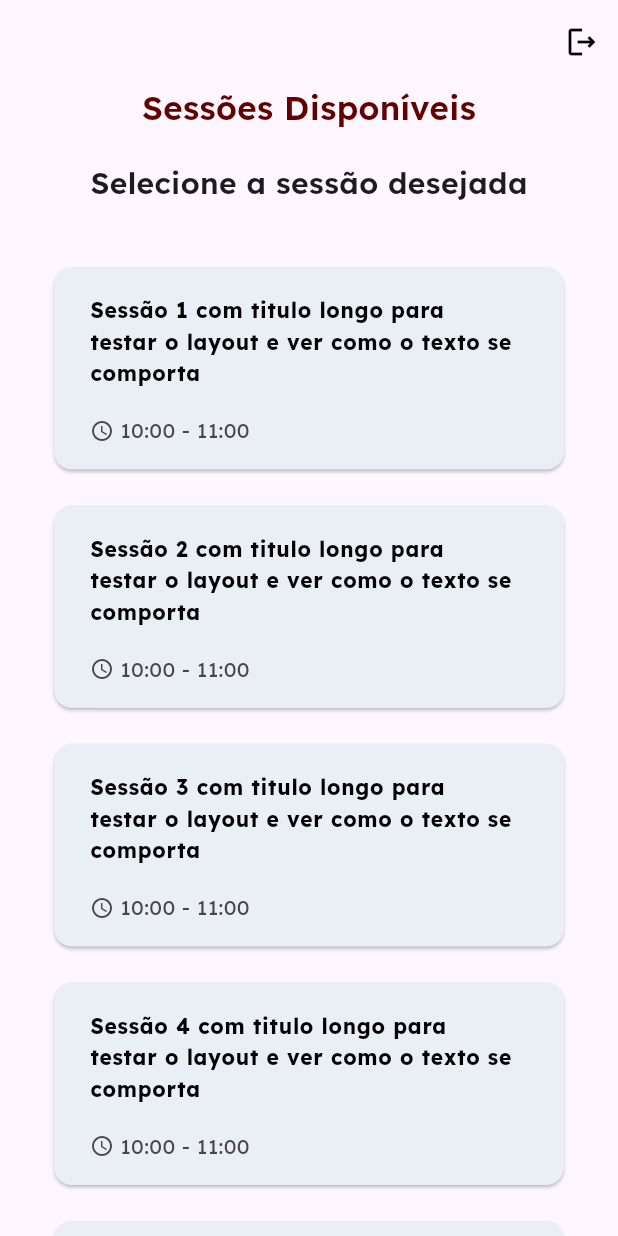
After one commit to digiupme/events-felucia-mobile, a Flutter app: the SessionsScreen screen opened by its route, on a phone screen of 412 x 824 dp. The commit adds this screen. Run offline on Flutter 3.47's test engine with Material 3 defaults, Android fonts, the phone set to English and light mode, and no system bars; our stand-ins replace email_validator, equatable, flutter_bloc, go_router, google_fonts.

Commit message:
add sessions and icons

```diff
--- a/lib/app.dart
+++ b/lib/app.dart
@@ -11,7 +11,7 @@ class App extends StatelessWidget {
     return MaterialApp.router(
       title: 'Event Check-in',
       debugShowCheckedModeBanner: false,
-      theme: ThemeData(textTheme: GoogleFonts.nunitoTextTheme()),
+      theme: ThemeData(textTheme: GoogleFonts.lexendTextTheme()),
       routerConfig: createRouter(),
     );
   }
--- a/lib/core/router/routes.dart
+++ b/lib/core/router/routes.dart
@@ -1,3 +1,4 @@
+import 'package:event_checkin/features/sessions/presentation/sessions_screen.dart';
 import 'package:flutter_bloc/flutter_bloc.dart';
 import 'package:go_router/go_router.dart';
 
@@ -16,6 +17,7 @@ final GoRouter _router = GoRouter(
         child: const LoginScreen(),
       ),
     ),
+    GoRoute(path: sessionsRoute, builder: (context, state) => SessionsScreen()),
   ],
 );
 
--- a/lib/features/login/presentation/login_screen.dart
+++ b/lib/features/login/presentation/login_screen.dart
@@ -67,6 +67,7 @@ class _LoginScreenState extends State<LoginScreen> {
                         controller: _emailController,
                         keyboardType: TextInputType.emailAddress,
                         textInputAction: TextInputAction.next,
+                        cursorColor: Colors.black,
                         decoration: InputDecoration(
                           labelText: 'Email',
                           labelStyle: TextStyle(color: Colors.black),
@@ -88,6 +89,7 @@ class _LoginScreenState extends State<LoginScreen> {
                         obscureText: _obscurePassword,
                         textInputAction: TextInputAction.done,
                         onSubmitted: (_) => _submit(context),
+                        cursorColor: Colors.black,
                         decoration: InputDecoration(
                           labelText: 'Palavra-passe',
                           labelStyle: TextStyle(color: Colors.black),
--- /dev/null
+++ b/lib/features/sessions/presentation/sessions_screen.dart
@@ -0,0 +1,104 @@
+import 'package:event_checkin/utils/colors.dart';
+import 'package:flutter/material.dart';
+
+class SessionsScreen extends StatelessWidget {
+  const SessionsScreen({super.key});
+
+  @override
+  Widget build(BuildContext context) {
+    return SafeArea(
+      child: Scaffold(
+        appBar: AppBar(
+          actions: [
+            IconButton(
+              onPressed: () {
+                print('clicou no logout');
+              },
+              icon: Icon(Icons.logout_outlined, color: Colors.black),
+            ),
+          ],
+        ),
+        body: SingleChildScrollView(
+          child: Padding(
+            padding: const EdgeInsets.symmetric(horizontal: 20),
+            child: Column(
+              children: [
+                Row(
+                  mainAxisAlignment: MainAxisAlignment.center,
+                  children: [
+                    Text(
+                      'Sessões Disponíveis',
+                      style: TextStyle(
+                        color: redColor,
+                        fontSize: 22,
+                        fontWeight: FontWeight.w600,
+                      ),
+                    ),
+                  ],
+                ),
+                SizedBox(height: 20),
+                Row(
+                  mainAxisAlignment: MainAxisAlignment.center,
+                  children: [
+                    Text(
+                      'Selecione a sessão desejada',
+                      style: TextStyle(
+                        fontSize: 20,
+                        fontWeight: FontWeight.w600,
+                      ),
+                    ),
+                  ],
+                ),
+                SizedBox(height: 30),
+                Column(
+                  children: List.generate(
+                    5,
+                    (index) => Card(
+                      color: Color(0xffEAEEF5),
+                      margin: EdgeInsets.symmetric(
+                        vertical: 12,
+                        horizontal: 16,
+                      ),
+                      child: ListTile(
+                        title: Padding(
+                          padding: const EdgeInsets.symmetric(
+                            vertical: 10,
+                            horizontal: 8,
+                          ),
+                          child: Text(
+                            'Sessão ${index + 1} com titulo longo para testar o layout e ver como o texto se comporta',
+                            style: TextStyle(
+                              fontSize: 14,
+                              fontWeight: FontWeight.bold,
+                              color: Colors.black,
+                            ),
+                          ),
+                        ),
+                        subtitle: Padding(
+                          padding: const EdgeInsets.symmetric(
+                            horizontal: 8.0,
+                            vertical: 8,
+                          ),
+                          child: Row(
+                            children: [
+                              Icon(Icons.access_time, size: 16),
+                              SizedBox(width: 4),
+                              Text('10:00 - 11:00'),
+                            ],
+                          ),
+                        ),
+                        onTap: () {
+                          print('Selecionou a sessão ${index + 1}');
+                        },
+                      ),
+                    ),
+                  ),
+                ),
+              ],
+            ),
+          ),
+        ),
+      ),
+    );
+  }
+}
```
Also changed, not shown: lib/features/checkin/presentation/pages/checkin_scanner.dart (added), 6 other files.
